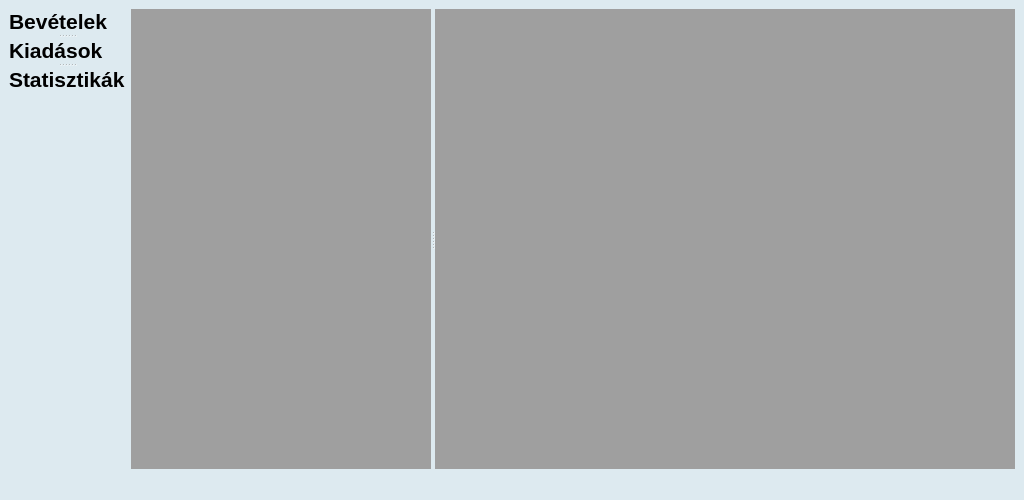
Old version of the form FamilyFinancies/mainwindow.ui in the repository DannyFreecs/FamilyBudgetSimple.
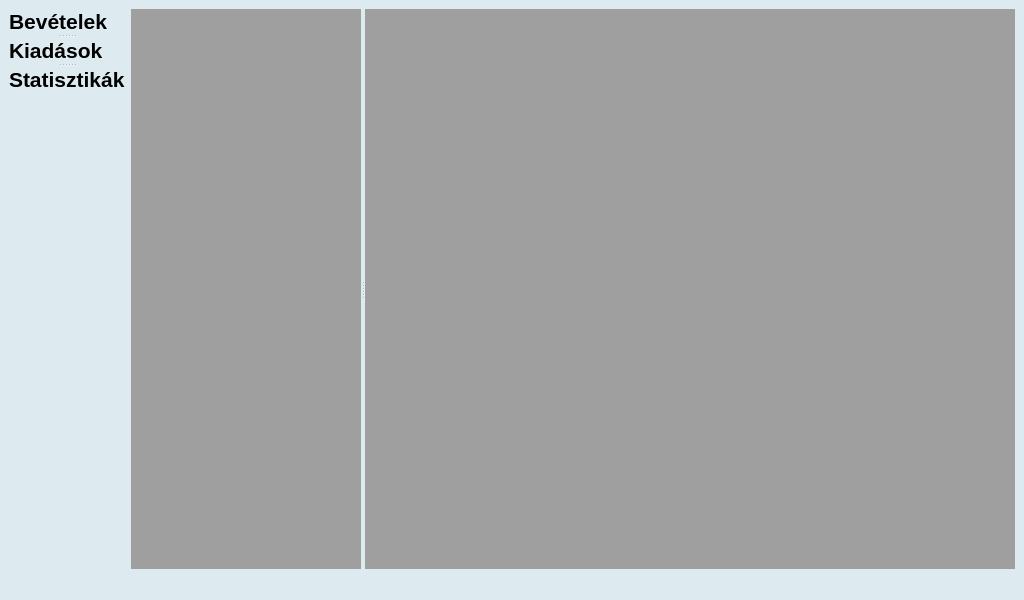
New version of the form.

Commit message: UI of expenses options added.

The edit to the form file:
```diff
--- a/FamilyFinancies/mainwindow.ui
+++ b/FamilyFinancies/mainwindow.ui
@@ -7,7 +7,7 @@
     <x>0</x>
     <y>0</y>
     <width>1024</width>
-    <height>500</height>
+    <height>600</height>
    </rect>
   </property>
   <property name="sizePolicy">
@@ -18,8 +18,8 @@
   </property>
   <property name="minimumSize">
    <size>
-    <width>640</width>
-    <height>480</height>
+    <width>500</width>
+    <height>600</height>
    </size>
   </property>
   <property name="windowTitle">
@@ -30,6 +30,9 @@
   </property>
   <widget class="QWidget" name="centralwidget">
    <layout class="QHBoxLayout" name="horizontalLayout">
+    <property name="sizeConstraint">
+     <enum>QLayout::SetDefaultConstraint</enum>
+    </property>
     <item alignment="Qt::AlignTop">
      <widget class="QSplitter" name="splitterMainOptions">
       <property name="enabled">
@@ -105,7 +108,7 @@
       <widget class="QMdiArea" name="mdiAreaSubMenu">
        <property name="maximumSize">
         <size>
-         <width>300</width>
+         <width>230</width>
          <height>16777215</height>
         </size>
        </property>
```
Left out of the diff: 3 changed lines with no effect on the pictures. The commit also changes 6 other files.
